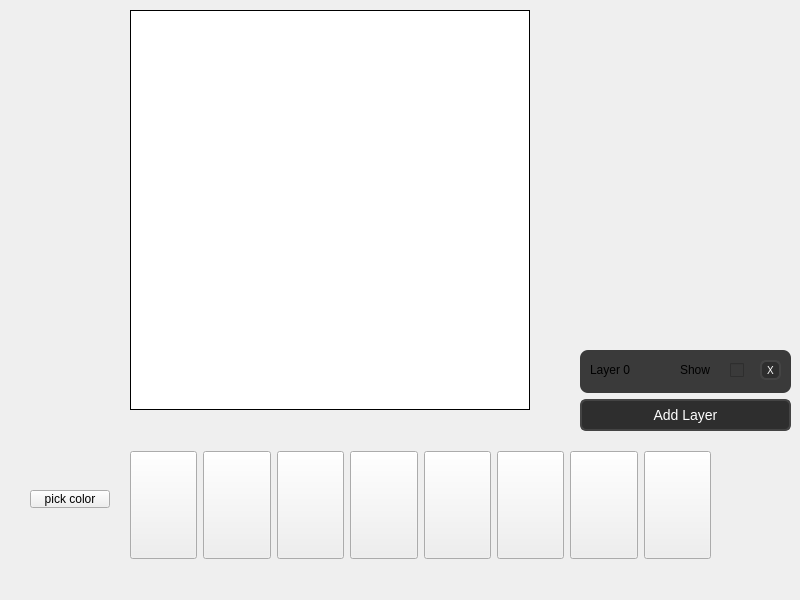
This is mainwindow.ui in ElijahTolton/SpriteSmith as Qt 5 draws it before an edit. The edited form follows.
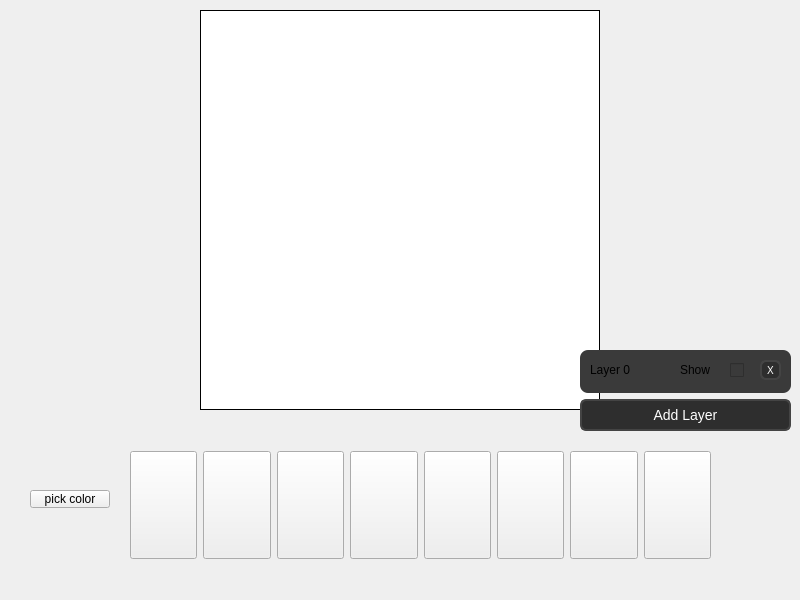
This is the edited form. Custom widgets are drawn as their Qt base class.

Patch:
```diff
--- a/mainwindow.ui
+++ b/mainwindow.ui
@@ -157,7 +157,7 @@
    <widget class="SpriteEditor" name="canvas">
     <property name="geometry">
      <rect>
-      <x>130</x>
+      <x>200</x>
       <y>10</y>
       <width>400</width>
       <height>400</height>
```
